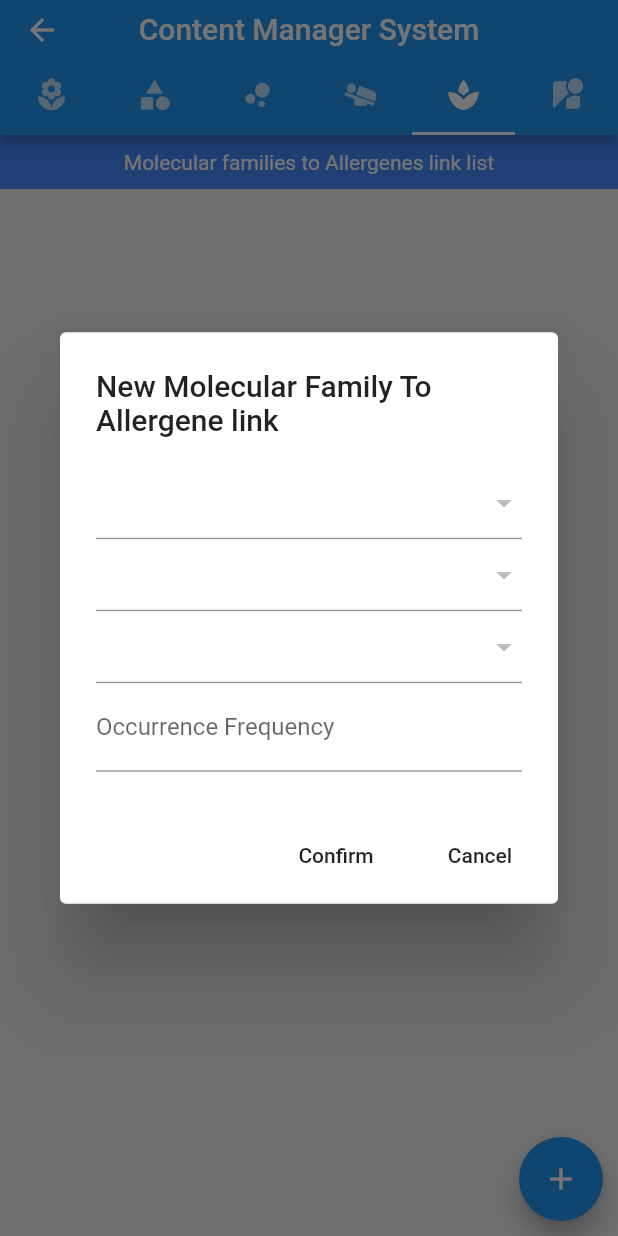
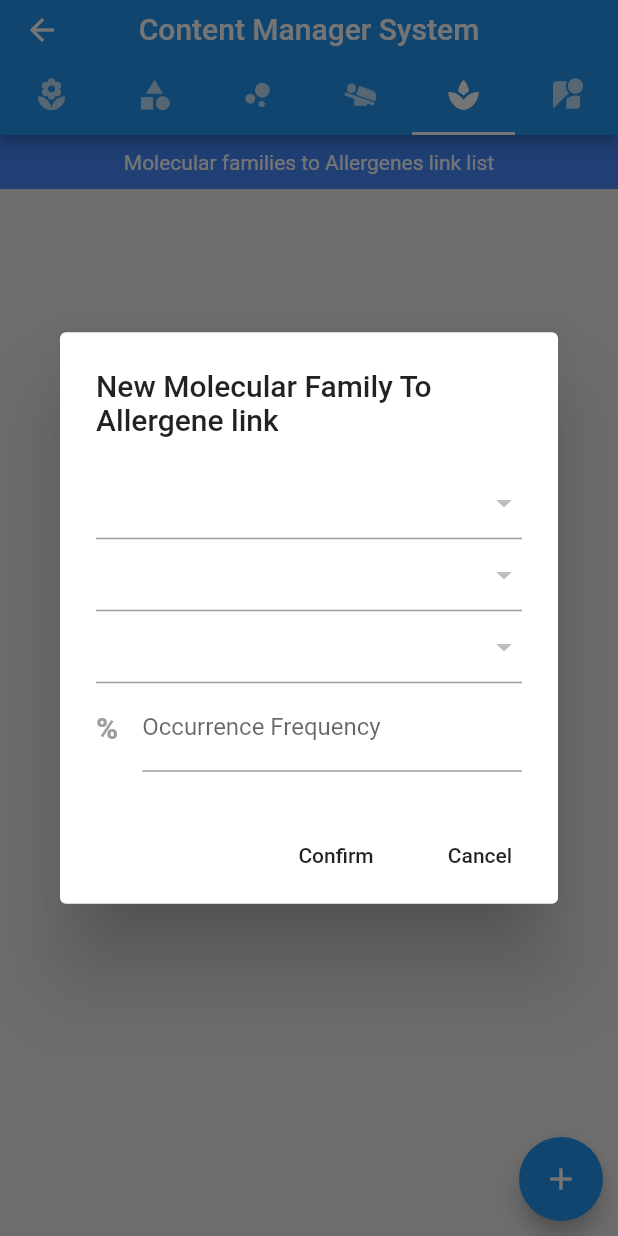
Before and after one commit to Ichidown/Allergents-App, a Flutter app: the CmsPage screen opened directly with empty values, tab 5 chosen, after a tap on the "add" icon, on a phone screen of 412 x 824 dp. Run offline on Flutter 3.47's test engine with Material 2 defaults, Android fonts, the phone set to English and light mode, and no system bars; our stand-ins replace flutter_colorpicker, image_picker, sqflite; missing offline and left inert: custom_splash, random_color; accounts and stored records are empty.

Commit message:
Visual update
Updated logo
Updated Android app name
Updated + Inserted some icons

```diff
--- a/lib/Beings/Allergene.dart
+++ b/lib/Beings/Allergene.dart
@@ -19,7 +19,7 @@ class Allergene {
   }
 
   factory Allergene.fromJson(Map<String, dynamic> json){
-    return new Allergene(json["id"],json["name"],json["Allergene_type"],json["color"],json["cross_group"],json["image"]);
+    return new Allergene(json["id"],json["name"],json["Allergene_type"],json["color"],json["cross_group"],json["image"]/*null*/);
   }
 
   Map<String, dynamic> toJson() {
--- a/lib/Pages/CmsTabs/MolecularFamilyToAllergeneTab.dart
+++ b/lib/Pages/CmsTabs/MolecularFamilyToAllergeneTab.dart
@@ -42,7 +42,7 @@ class _MolecularFamilyToAllergeneTabState extends State<MolecularFamilyToAllerge
 
   @override
   void initState() {
-    allergeneList = dbHelper.getAllergenes();
+    allergeneList = dbHelper.getAllergens();
     molecularFamilyList = dbHelper.getMolecularFamilies();
 
     super.initState();
--- a/lib/Pages/Dialogs/AllergeneDialog.dart
+++ b/lib/Pages/Dialogs/AllergeneDialog.dart
@@ -62,7 +62,7 @@ class _AllergeneDialogState extends State<AllergeneDialog> {
             TextFormField(controller:allergeneNameController, decoration: InputDecoration(labelText: 'Allergene Name',),
                 validator: (value) { if (value.isEmpty) { return 'Please enter some text';} return null;},),
 
-            DropdownButton(value: _selectedType,
+            DropdownButtonFormField(value: _selectedType,decoration: new InputDecoration(icon: Icon(Icons.local_florist)),
               onChanged: (newValue) { setState(() {_selectedType = newValue;});},
               items: _typeList.map((location) { return DropdownMenuItem(child: new Text(location), value: location,);}).toList(),
             ),
--- a/lib/Pages/Dialogs/MolecularAllergeneDialog.dart
+++ b/lib/Pages/Dialogs/MolecularAllergeneDialog.dart
@@ -65,7 +65,7 @@ class _MolecularAllergeneDialogState extends State<MolecularAllergeneDialog> {
               if (snapshot.hasData) {
                 initCurrentSelectedMolecularFamily(molecularAllergene, snapshot.data);
 
-                return DropdownButtonFormField(decoration: new InputDecoration(icon: Icon(Icons.ac_unit)),
+                return DropdownButtonFormField(decoration: new InputDecoration(icon: Icon(Icons.category)),
                   onChanged: (newValue) {setState(() {_selectedMolecularFamily = newValue;});},
                   value: _selectedMolecularFamily,//initCurrentSelectedMolecularFamily(molecularAllergene, snapshot.data),
                   items: snapshot.data.map((MolecularFamily molecularFamily) {
--- a/lib/Pages/Dialogs/MolecularFamilyToAllergeneDialog.dart
+++ b/lib/Pages/Dialogs/MolecularFamilyToAllergeneDialog.dart
@@ -86,7 +86,7 @@ class _MolecularFamilyToAllergeneDialogState extends State<MolecularFamilyToAlle
                 //if (snapshot.hasError) return Text(snapshot.error);
                 if (snapshot.hasData) {
                   initCurrentSelectedAllergene_1(mFamilyAllergene, snapshot.data);
-                  return DropdownButtonFormField(decoration: new InputDecoration(icon: Icon(Icons.ac_unit)),
+                  return DropdownButtonFormField(decoration: new InputDecoration(icon: Icon(Icons.looks_one)),
                     onChanged: (newValue) {setState(() {_selectedAllergene_1 = newValue;});},
                     value: _selectedAllergene_1,//initCurrentSelectedMolecularFamily(molecularAllergene, snapshot.data),
                     items: snapshot.data.map((Allergene molecularAllergene) {
@@ -106,7 +106,7 @@ class _MolecularFamilyToAllergeneDialogState extends State<MolecularFamilyToAlle
                 //if (snapshot.hasError) return Text(snapshot.error);
                 if (snapshot.hasData) {
                   initCurrentSelectedAllergene_2(mFamilyAllergene, snapshot.data);
-                  return DropdownButtonFormField(decoration: new InputDecoration(icon: Icon(Icons.ac_unit)),
+                  return DropdownButtonFormField(decoration: new InputDecoration(icon: Icon(Icons.looks_two)),
                     onChanged: (newValue) {setState(() {_selectedAllergene_2 = newValue;});},
                     value: _selectedAllergene_2,//initCurrentSelectedMolecularFamily(molecularAllergene, snapshot.data),
                     items: snapshot.data.map((Allergene molecularAllergene) {
@@ -127,7 +127,7 @@ class _MolecularFamilyToAllergeneDialogState extends State<MolecularFamilyToAlle
                 //if (snapshot.hasError) return Text(snapshot.error);
                 if (snapshot.hasData) {
                   initCurrentSelectedMolecularFamily(mFamilyAllergene, snapshot.data);
-                  return DropdownButtonFormField(decoration: new InputDecoration(icon: Icon(Icons.airline_seat_flat)),
+                  return DropdownButtonFormField(decoration: new InputDecoration(icon: Icon(Icons.category)),
                     onChanged: (newValue) {setState(() {_selectedMolecularFamily = newValue;});},
                     value: _selectedMolecularFamily,//initCurrentSelectedMolecularFamily(molecularAllergene, snapshot.data),
                     items: snapshot.data.map((MolecularFamily reaction) {
@@ -141,7 +141,7 @@ class _MolecularFamilyToAllergeneDialogState extends State<MolecularFamilyToAlle
 
 
 
-          TextFormField(controller:occurrenceFrequencyController, decoration: InputDecoration(labelText: 'Occurrence Frequency',),
+          TextFormField(controller:occurrenceFrequencyController, decoration: InputDecoration(labelText: 'Occurrence Frequency',icon: Text('%', style: TextStyle(fontSize: 20,fontWeight: FontWeight.w900,color: Colors.grey),)),
               inputFormatters: [WhitelistingTextInputFormatter.digitsOnly],keyboardType: TextInputType.number),
 
         ],),),
--- a/lib/Pages/Dialogs/ReactionToMolecularAllergeneDialog.dart
+++ b/lib/Pages/Dialogs/ReactionToMolecularAllergeneDialog.dart
@@ -71,7 +71,7 @@ class _ReactionToMolecularAllergeneDialogState extends State<ReactionToMolecular
                 //if (snapshot.hasError) return Text(snapshot.error);
                 if (snapshot.hasData) {
                   initCurrentSelectedMolecularAllergene(mAllergeneReaction, snapshot.data);
-                  return DropdownButtonFormField(decoration: new InputDecoration(icon: Icon(Icons.ac_unit)),
+                  return DropdownButtonFormField(decoration: new InputDecoration(icon: Icon(Icons.bubble_chart)),
                       onChanged: (newValue) {setState(() {_selectedMolecularAllergene = newValue;});},
                       value: _selectedMolecularAllergene,//initCurrentSelectedMolecularFamily(molecularAllergene, snapshot.data),
                       items: snapshot.data.map((MolecularAllergene molecularAllergene) {
--- a/lib/Tools/UiTools.dart
+++ b/lib/Tools/UiTools.dart
@@ -2,7 +2,7 @@ import 'package:flutter/material.dart';
 
 class UiTools {
 
-  static List<String> _reactionLevelList = ['Light', 'Moderate','Severe'];
+  static List<String> _reactionLevelList = ['Clinical relevance absent or weak', 'Oral allergy syndrome','Systemic reaction'];
 
   static void newSnackBar(String msg, Color color, int duration,context){
     Scaffold.of(context).showSnackBar(SnackBar(
--- a/lib/Tools/database_helper.dart
+++ b/lib/Tools/database_helper.dart
@@ -302,25 +302,35 @@ class DatabaseHelper {
 
 /// ****************************** Allergene **********************************/
 
-  Future<List<Allergene>> getAllergenes() async {
+  Future<List<Allergene>> getAllergens() async {
     Database db = await instance.database;
-    var res = await db.query(allergeneTable);
+    //var res = await db.query(allergeneTable);
+    var res = await db.rawQuery("SELECT id,name,Allergene_type,color,cross_group,image FROM $allergeneTable;");
     return res.isNotEmpty ? res.map((Map<dynamic, dynamic> row) => Allergene.fromJson(row)).toList(): [];
   }
 
-  Future<List<Allergene>> getAllergeneOfType(int type) async {
+  Future<List<Allergene>> getAllergenOfType(int type) async {
     Database db = await instance.database;
     var res = await db.query(allergeneTable, where: 'Allergene_type = $type');
     return res.isNotEmpty ? res.map((Map<dynamic, dynamic> row) => Allergene.fromJson(row)).toList(): [];
   }
 
-  Future<int> insertAllergene(Map<String, dynamic> row) async { return insertQuery(row, allergeneTable);}
-  Future<int> updateAllergene(Map<String, dynamic> row) async { return updateQuery(row, allergeneTable);}
-  Future<int> deleteAllergene(int id) async {
+  Future<int> insertAllergen(Map<String, dynamic> row) async { return insertQuery(row, allergeneTable);}
+  Future<int> updateAllergen(Map<String, dynamic> row) async { return updateQuery(row, allergeneTable);}
+  Future<int> deleteAllergen(int id) async {
     Database db = await instance.database;
     await db.rawDelete('DELETE FROM $molecularFamilyToAllergeneTable WHERE Allergene_1_id = $id OR Allergene_2_id = $id;');
     return deleteQuery(id, allergeneTable);
   }
+
+
+  /**Future<Allergene> getAllergenImage(Allergene allergene) async {
+    Database db = await instance.database;
+    //var res = await db.query(allergeneTable);
+    var res = await db.rawQuery("SELECT image FROM $allergeneTable WHERE id = ${allergene.id} LIMIT 1;");
+    allergene.image = res[0].values.single;
+    return allergene; //res.isNotEmpty ? res.map((Map<dynamic, dynamic> row) => Allergene.fromJson(row)).toList(): [];
+  }*/
 
 
 
--- a/lib/main.dart
+++ b/lib/main.dart
@@ -5,7 +5,7 @@ import 'Pages/DemonstrationPage.dart';
 void main() {
   runApp(MaterialApp(
     home: CustomSplash(
-      imagePath: 'assets/images/Logo.png',
+      imagePath: 'assets/images/astroLabe-Logo.png',
       backGroundColor: Color.fromRGBO(20, 20, 30, 1),
       animationEffect: 'zoom-in',
       home: DemonstrationPage(),
--- a/pubspec.yaml
+++ b/pubspec.yaml
@@ -38,9 +38,15 @@ dependencies:
   cupertino_icons: ^0.1.2
 
 dev_dependencies:
+  flutter_launcher_icons: ^0.7.3
+
   flutter_test:
     sdk: flutter
 
+flutter_icons:
+  image_path: "assets/images/astroLabe-Logo.png"
+  android: "launcher_icon"
+  ios: true
 
 # For information on the generic Dart part of this file, see the
 # following page: https://dart.dev/tools/pub/pubspec
```
Also changed, not shown: lib/Pages/CmsTabs/AllergenesTab.dart (+5 -5 lines), lib/arcChooser.dart (+3 -4 lines), assets/images/Logo.png (deleted), assets/images/astroLabe-Logo.png (added), assets/images/card.jpg, pubspec.lock, 27 other files.
